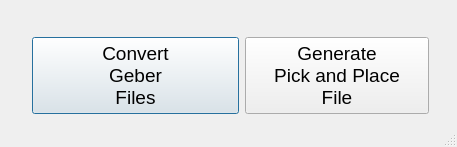
fernandeclercq/FabAPP, file App/ui/MainWindow_ui.ui: the form before one commit.
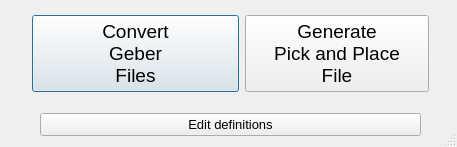
The form after the commit.

Commit message: add responsive adjustment mainWindows & Convertgerber windows

```diff
--- a/App/ui/MainWindow_ui.ui
+++ b/App/ui/MainWindow_ui.ui
@@ -37,12 +37,30 @@
   <widget class="QWidget" name="horizontalLayoutWidget">
    <property name="geometry">
     <rect>
-     <x>10</x>
-     <y>10</y>
-     <width>441</width>
-     <height>131</height>
+     <x>0</x>
+     <y>0</y>
+     <width>461</width>
+     <height>151</height>
     </rect>
    </property>
+   <layout class="QVBoxLayout" name="vQBox_main">
+    <item>
+     <spacer name="verticalSpacer_2">
+      <property name="orientation">
+       <enum>Qt::Vertical</enum>
+      </property>
+      <property name="sizeType">
+       <enum>QSizePolicy::Fixed</enum>
+      </property>
+      <property name="sizeHint" stdset="0">
+       <size>
+        <width>20</width>
+        <height>5</height>
+       </size>
+      </property>
+     </spacer>
+    </item>
+    <item>
    <layout class="QHBoxLayout" name="hQbox_1">
     <property name="sizeConstraint">
      <enum>QLayout::SetNoConstraint</enum>
@@ -95,6 +113,19 @@
       </property>
      </widget>
     </item>
+      <item>
+       <spacer name="horizontalSpacer_6">
+        <property name="orientation">
+         <enum>Qt::Horizontal</enum>
+        </property>
+        <property name="sizeHint" stdset="0">
+         <size>
+          <width>40</width>
+          <height>20</height>
+         </size>
+        </property>
+       </spacer>
+      </item>
     <item>
      <spacer name="horizontalSpacer_3">
       <property name="orientation">
@@ -143,6 +174,91 @@
        <size>
         <width>200</width>
         <height>20</height>
+         </size>
+        </property>
+       </spacer>
+      </item>
+     </layout>
+    </item>
+    <item>
+     <spacer name="verticalSpacer">
+      <property name="orientation">
+       <enum>Qt::Vertical</enum>
+      </property>
+      <property name="sizeType">
+       <enum>QSizePolicy::Fixed</enum>
+      </property>
+      <property name="sizeHint" stdset="0">
+       <size>
+        <width>10</width>
+        <height>5</height>
+       </size>
+      </property>
+     </spacer>
+    </item>
+    <item>
+     <layout class="QHBoxLayout" name="horizontalLayout">
+      <property name="sizeConstraint">
+       <enum>QLayout::SetNoConstraint</enum>
+      </property>
+      <item>
+       <spacer name="horizontalSpacer_4">
+        <property name="orientation">
+         <enum>Qt::Horizontal</enum>
+        </property>
+        <property name="sizeType">
+         <enum>QSizePolicy::Fixed</enum>
+        </property>
+        <property name="sizeHint" stdset="0">
+         <size>
+          <width>40</width>
+          <height>10</height>
+         </size>
+        </property>
+       </spacer>
+      </item>
+      <item>
+       <widget class="QPushButton" name="btnEditDefinitions">
+        <property name="font">
+         <font>
+          <pointsize>10</pointsize>
+         </font>
+        </property>
+        <property name="text">
+         <string>Edit definitions</string>
+        </property>
+       </widget>
+      </item>
+      <item>
+       <spacer name="horizontalSpacer_5">
+        <property name="orientation">
+         <enum>Qt::Horizontal</enum>
+        </property>
+        <property name="sizeType">
+         <enum>QSizePolicy::Fixed</enum>
+        </property>
+        <property name="sizeHint" stdset="0">
+         <size>
+          <width>40</width>
+          <height>10</height>
+         </size>
+        </property>
+       </spacer>
+      </item>
+     </layout>
+    </item>
+    <item>
+     <spacer name="verticalSpacer_3">
+      <property name="orientation">
+       <enum>Qt::Vertical</enum>
+      </property>
+      <property name="sizeType">
+       <enum>QSizePolicy::Fixed</enum>
+      </property>
+      <property name="sizeHint" stdset="0">
+       <size>
+        <width>20</width>
+        <height>5</height>
        </size>
       </property>
      </spacer>
```
Left out of the diff: 2 changed lines with no effect on the pictures. Lines whose indentation alone changed are shown as unchanged. The commit also changes 10 other files.
